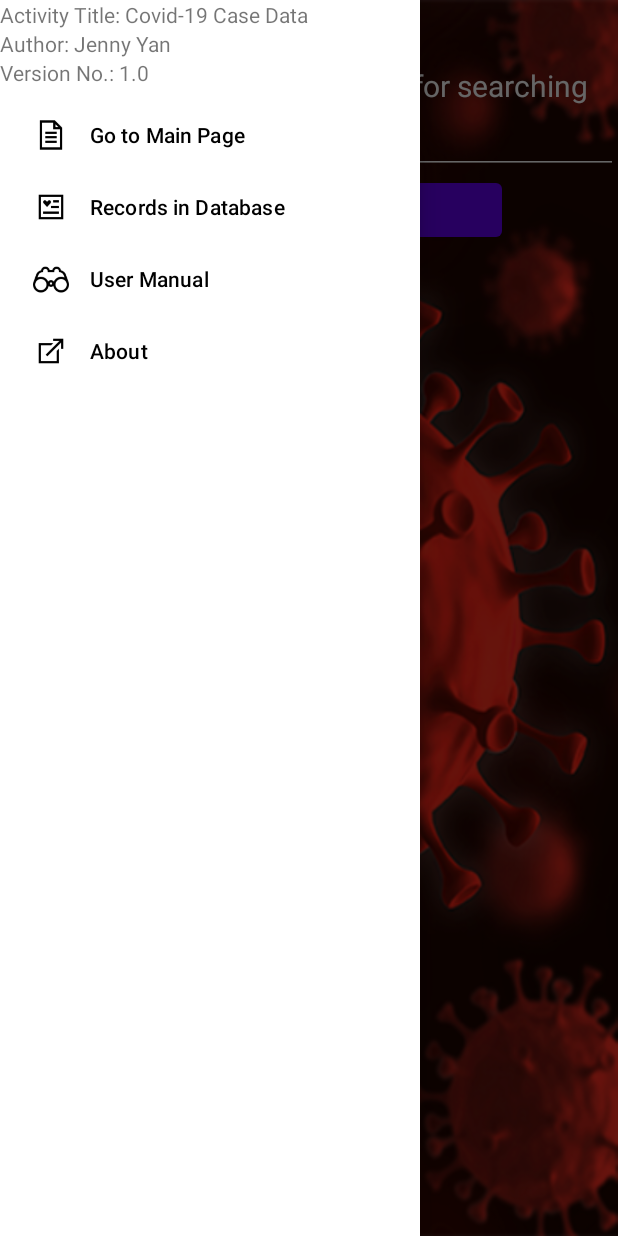
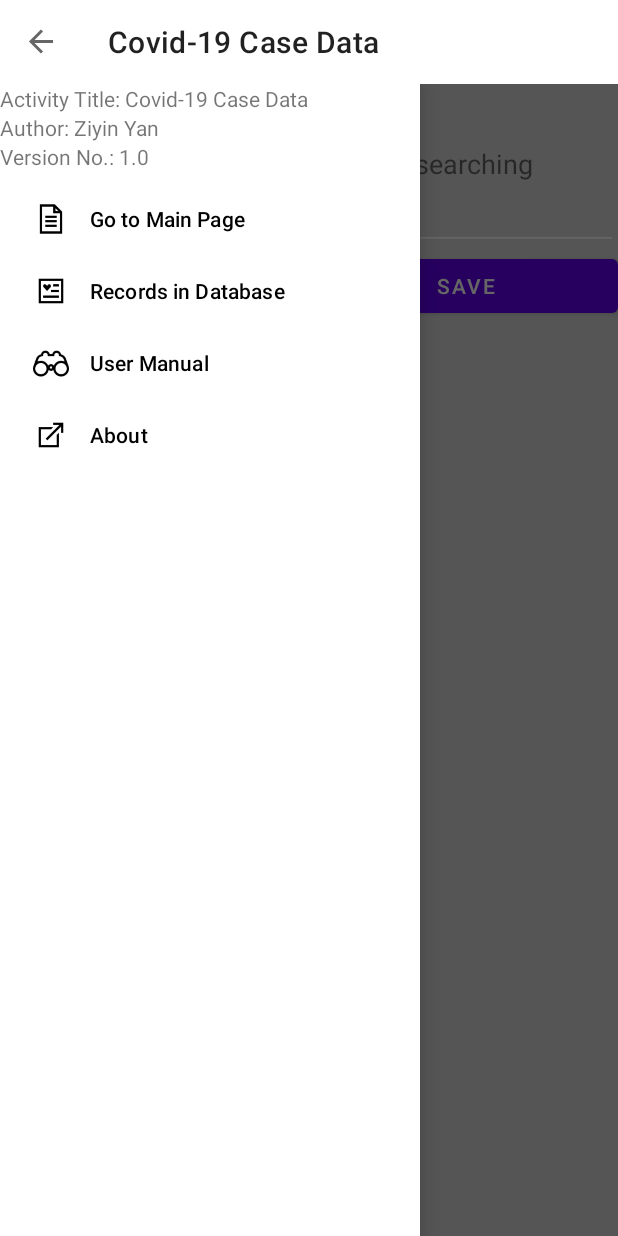
Before and after one commit to weixinwang0726/AndroidFinalGroupProject, an Android app: the Covid19Case screen opened directly, with no data from a screen before it, with the side drawer open, on a phone screen of 412 x 824 dp. Run offline under Robolectric (Android 15) with nearby library versions, the phone set to English and light mode, and no system bars.

Commit message:
add covied19

```diff
--- a/app/src/main/res/layout/activity_covid19_case.xml
+++ b/app/src/main/res/layout/activity_covid19_case.xml
@@ -1,5 +1,5 @@
 <?xml version="1.0" encoding="utf-8"?>
-<androidx.coordinatorlayout.widget.CoordinatorLayout
+<LinearLayout
     xmlns:android="http://schemas.android.com/apk/res/android"
     xmlns:app="http://schemas.android.com/apk/res-auto"
     xmlns:tools="http://schemas.android.com/tools"
@@ -12,8 +12,7 @@
         android:id="@+id/covidToolBar"
         android:layout_width="match_parent"
         android:layout_height="wrap_content"
-        app:title="@string/covid_caseText"
-        android:background="@color/colorAccent" />
+        app:title="@string/covid_caseText" />
 
     <androidx.drawerlayout.widget.DrawerLayout
         android:id="@+id/covid_drawer_layout"
@@ -40,8 +39,8 @@
                 android:layout_width="wrap_content"
                 android:layout_height="wrap_content"
                 android:text="@string/covid_caseText"
-                android:textColor="#FFFFFF"
-                android:textSize="20dp" />
+
+                android:textSize="18dp" />
 
 
             <TextView
@@ -49,8 +48,8 @@
                 android:layout_width="wrap_content"
                 android:layout_height="wrap_content"
                 android:text="@string/covid_search"
-                android:textColor="#FFFFFF"
-                android:textSize="20dp" />
+
+                android:textSize="18dp" />
 
 
             <LinearLayout
@@ -65,9 +64,7 @@
                     android:layout_height="wrap_content"
                     android:layout_weight="2"
                     android:backgroundTint="@android:color/white"
-                    android:hint="@string/covid_country_hint"
-                    android:textColor="#FAFDFD"
-                    android:textColorHint="#FAFDFD" />
+                    android:hint="@string/covid_country_hint" />
 
                 <EditText
                     android:id="@+id/date_input"
@@ -75,9 +72,7 @@
                     android:layout_height="wrap_content"
                     android:layout_weight="2"
                     android:backgroundTint="@android:color/white"
-                    android:hint="@string/covid_date_hint"
-                    android:textColor="#FAFDFD"
-                    android:textColorHint="#FAFDFD" />
+                    android:hint="@string/covid_date_hint" />
 
             </LinearLayout>
 
@@ -85,7 +80,7 @@
                 android:layout_width="match_parent"
                 android:layout_height="wrap_content"
                 android:orientation="horizontal"
-                android:weightSum="3">
+                android:weightSum="2">
 
                 <Button
                     android:id="@+id/search_btn"
@@ -135,4 +130,4 @@
         </com.google.android.material.navigation.NavigationView>
     </androidx.drawerlayout.widget.DrawerLayout>
 
-</androidx.coordinatorlayout.widget.CoordinatorLayout>
+</LinearLayout>
--- a/app/src/main/res/values/strings.xml
+++ b/app/src/main/res/values/strings.xml
@@ -61,7 +61,7 @@
     <string name="tm_snack_message_remove">This event has been rmoved from your favorite event list.</string>
     <string name="tm_title_menu">autthor:Weixin Wang.    version: 1.0</string>
 
-    <string name="covid_toast_message">Covid-19 Case Data Activity\nWritten by: Ivy Xue.</string>
+    <string name="covid_toast_message">Author: Ziyin Yan.</string>
 
     <string name="btn_to_Covid19Case">Covid-19 Case</string>
     <string name="covid_caseText">Covid-19 Case Data</string>
@@ -100,7 +100,7 @@
 
     <!--strings in header_covid.xml-->
     <string name="covidtitle">Activity Title: Covid-19 Case Data</string>
-    <string name="covidauthor">Author: Jenny Yan</string>
+    <string name="covidauthor">Author: Ziyin Yan</string>
     <string name="covidversion">Version No.: 1.0 </string>
 
 </resources>
```
Also changed, not shown: app/src/main/res/drawable/covidbg.png (deleted).
